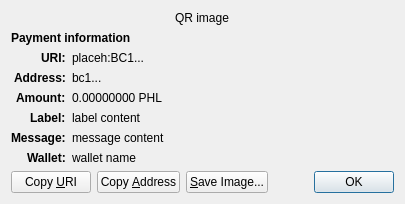
First picture: the form in src/qt/forms/receiverequestdialog.ui, repository VeriBlock/pop-phl, before the edit.
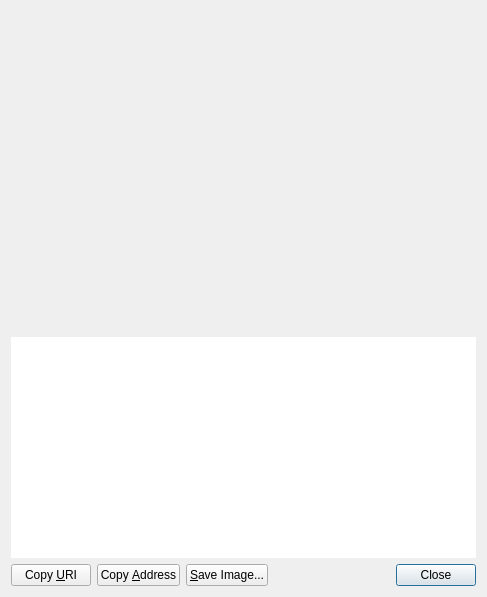
Second picture: the form after the edit. Custom widgets are drawn as their Qt base class.

What changed in the file:
```diff
--- a/src/qt/forms/receiverequestdialog.ui
+++ b/src/qt/forms/receiverequestdialog.ui
@@ -6,70 +6,34 @@
    <rect>
     <x>0</x>
     <y>0</y>
-    <width>413</width>
-    <height>229</height>
+    <width>487</width>
+    <height>597</height>
    </rect>
   </property>
-  <property name="windowTitle">
-   <string>Request payment to ...</string>
-  </property>
-  <layout class="QGridLayout" name="gridLayout" columnstretch="0,1">
-   <property name="sizeConstraint">
-    <enum>QLayout::SetFixedSize</enum>
-   </property>
-   <item row="0" column="0" colspan="2" alignment="Qt::AlignHCenter">
-    <widget class="QRImageWidget" name="qr_code">
-     <property name="text">
-      <string notr="true">QR image</string>
+  <layout class="QVBoxLayout" name="verticalLayout_3">
+   <item>
+    <widget class="QRImageWidget" name="lblQRCode">
+     <property name="sizePolicy">
+      <sizepolicy hsizetype="Expanding" vsizetype="Fixed">
+       <horstretch>0</horstretch>
+       <verstretch>0</verstretch>
+      </sizepolicy>
      </property>
-     <property name="textInteractionFlags">
-      <set>Qt::NoTextInteraction</set>
+     <property name="minimumSize">
+      <size>
+       <width>300</width>
+       <height>320</height>
+      </size>
      </property>
-    </widget>
-   </item>
-   <item row="1" column="0" colspan="2">
-    <widget class="QLabel" name="payment_header">
-     <property name="font">
-      <font>
-       <weight>75</weight>
-       <bold>true</bold>
-      </font>
+     <property name="toolTip">
+      <string>QR Code</string>
      </property>
-     <property name="text">
-      <string>Payment information</string>
-     </property>
-     <property name="textInteractionFlags">
-      <set>Qt::NoTextInteraction</set>
-     </property>
-    </widget>
-   </item>
-   <item row="2" column="0" alignment="Qt::AlignRight|Qt::AlignTop">
-    <widget class="QLabel" name="uri_tag">
-     <property name="font">
-      <font>
-       <weight>75</weight>
-       <bold>true</bold>
-      </font>
-     </property>
-     <property name="text">
-      <string notr="true">URI:</string>
-     </property>
      <property name="textFormat">
       <enum>Qt::PlainText</enum>
      </property>
-     <property name="textInteractionFlags">
-      <set>Qt::NoTextInteraction</set>
+     <property name="alignment">
+      <set>Qt::AlignCenter</set>
      </property>
-    </widget>
-   </item>
-   <item row="2" column="1" alignment="Qt::AlignTop">
-    <widget class="QLabel" name="uri_content">
-     <property name="text">
-      <string notr="true">placeh:BC1...</string>
-     </property>
-     <property name="textFormat">
-      <enum>Qt::RichText</enum>
-     </property>
      <property name="wordWrap">
       <bool>true</bool>
      </property>
@@ -78,89 +42,27 @@
      </property>
     </widget>
    </item>
-   <item row="3" column="0" alignment="Qt::AlignRight|Qt::AlignTop">
-    <widget class="QLabel" name="address_tag">
-     <property name="font">
-      <font>
-       <weight>75</weight>
-       <bold>true</bold>
-      </font>
+   <item>
+    <widget class="QTextEdit" name="outUri">
+     <property name="sizePolicy">
+      <sizepolicy hsizetype="Expanding" vsizetype="Expanding">
+       <horstretch>0</horstretch>
+       <verstretch>0</verstretch>
+      </sizepolicy>
      </property>
-     <property name="text">
-      <string>Address:</string>
+     <property name="minimumSize">
+      <size>
+       <width>0</width>
+       <height>50</height>
+      </size>
      </property>
-     <property name="textInteractionFlags">
-      <set>Qt::NoTextInteraction</set>
+     <property name="frameShape">
+      <enum>QFrame::NoFrame</enum>
      </property>
-    </widget>
-   </item>
-   <item row="3" column="1" alignment="Qt::AlignTop">
-    <widget class="QLabel" name="address_content">
-     <property name="text">
-      <string notr="true">bc1...</string>
+     <property name="frameShadow">
+      <enum>QFrame::Plain</enum>
      </property>
-     <property name="textFormat">
-      <enum>Qt::PlainText</enum>
-     </property>
-     <property name="textInteractionFlags">
-      <set>Qt::TextSelectableByMouse</set>
-     </property>
-    </widget>
-   </item>
-   <item row="4" column="0" alignment="Qt::AlignRight|Qt::AlignTop">
-    <widget class="QLabel" name="amount_tag">
-     <property name="font">
-      <font>
-       <weight>75</weight>
-       <bold>true</bold>
-      </font>
-     </property>
-     <property name="text">
-      <string>Amount:</string>
-     </property>
-     <property name="textInteractionFlags">
-      <set>Qt::NoTextInteraction</set>
-     </property>
-    </widget>
-   </item>
-   <item row="4" column="1" alignment="Qt::AlignTop">
-    <widget class="QLabel" name="amount_content">
-     <property name="text">
-      <string notr="true">0.00000000 PHL</string>
-     </property>
-     <property name="textFormat">
-      <enum>Qt::PlainText</enum>
-     </property>
-     <property name="textInteractionFlags">
-      <set>Qt::TextSelectableByMouse</set>
-     </property>
-    </widget>
-   </item>
-   <item row="5" column="0" alignment="Qt::AlignRight|Qt::AlignTop">
-    <widget class="QLabel" name="label_tag">
-     <property name="font">
-      <font>
-       <weight>75</weight>
-       <bold>true</bold>
-      </font>
-     </property>
-     <property name="text">
-      <string>Label:</string>
-     </property>
-     <property name="textInteractionFlags">
-      <set>Qt::NoTextInteraction</set>
-     </property>
-    </widget>
-   </item>
-   <item row="5" column="1" alignment="Qt::AlignTop">
-    <widget class="QLabel" name="label_content">
-     <property name="text">
-      <string notr="true">label content</string>
-     </property>
-     <property name="textFormat">
-      <enum>Qt::PlainText</enum>
-     </property>
-     <property name="wordWrap">
+     <property name="tabChangesFocus">
       <bool>true</bool>
      </property>
      <property name="textInteractionFlags">
@@ -168,71 +70,7 @@
      </property>
     </widget>
    </item>
-   <item row="6" column="0" alignment="Qt::AlignRight|Qt::AlignTop">
-    <widget class="QLabel" name="message_tag">
-     <property name="font">
-      <font>
-       <weight>75</weight>
-       <bold>true</bold>
-      </font>
-     </property>
-     <property name="text">
-      <string>Message:</string>
-     </property>
-     <property name="textInteractionFlags">
-      <set>Qt::NoTextInteraction</set>
-     </property>
-    </widget>
-   </item>
-   <item row="6" column="1" alignment="Qt::AlignTop">
-    <widget class="QLabel" name="message_content">
-     <property name="text">
-      <string notr="true">message content</string>
-     </property>
-     <property name="textFormat">
-      <enum>Qt::PlainText</enum>
-     </property>
-     <property name="wordWrap">
-      <bool>true</bool>
-     </property>
-     <property name="textInteractionFlags">
-      <set>Qt::TextSelectableByMouse</set>
-     </property>
-    </widget>
-   </item>
-   <item row="7" column="0" alignment="Qt::AlignRight|Qt::AlignTop">
-    <widget class="QLabel" name="wallet_tag">
-     <property name="font">
-      <font>
-       <weight>75</weight>
-       <bold>true</bold>
-      </font>
-     </property>
-     <property name="text">
-      <string>Wallet:</string>
-     </property>
-     <property name="textInteractionFlags">
-      <set>Qt::NoTextInteraction</set>
-     </property>
-    </widget>
-   </item>
-   <item row="7" column="1" alignment="Qt::AlignTop">
-    <widget class="QLabel" name="wallet_content">
-     <property name="text">
-      <string notr="true">wallet name</string>
-     </property>
-     <property name="textFormat">
-      <enum>Qt::PlainText</enum>
-     </property>
-     <property name="wordWrap">
-      <bool>true</bool>
-     </property>
-     <property name="textInteractionFlags">
-      <set>Qt::TextSelectableByMouse</set>
-     </property>
-    </widget>
-   </item>
-   <item row="8" column="0" colspan="2">
+   <item>
     <layout class="QHBoxLayout" name="horizontalLayout">
      <item>
       <widget class="QPushButton" name="btnCopyURI">
@@ -283,7 +121,7 @@
         <enum>Qt::StrongFocus</enum>
        </property>
        <property name="standardButtons">
-        <set>QDialogButtonBox::Ok</set>
+        <set>QDialogButtonBox::Close</set>
        </property>
       </widget>
      </item>
```
Left out of the diff: 38 changed lines with no effect on the pictures.
